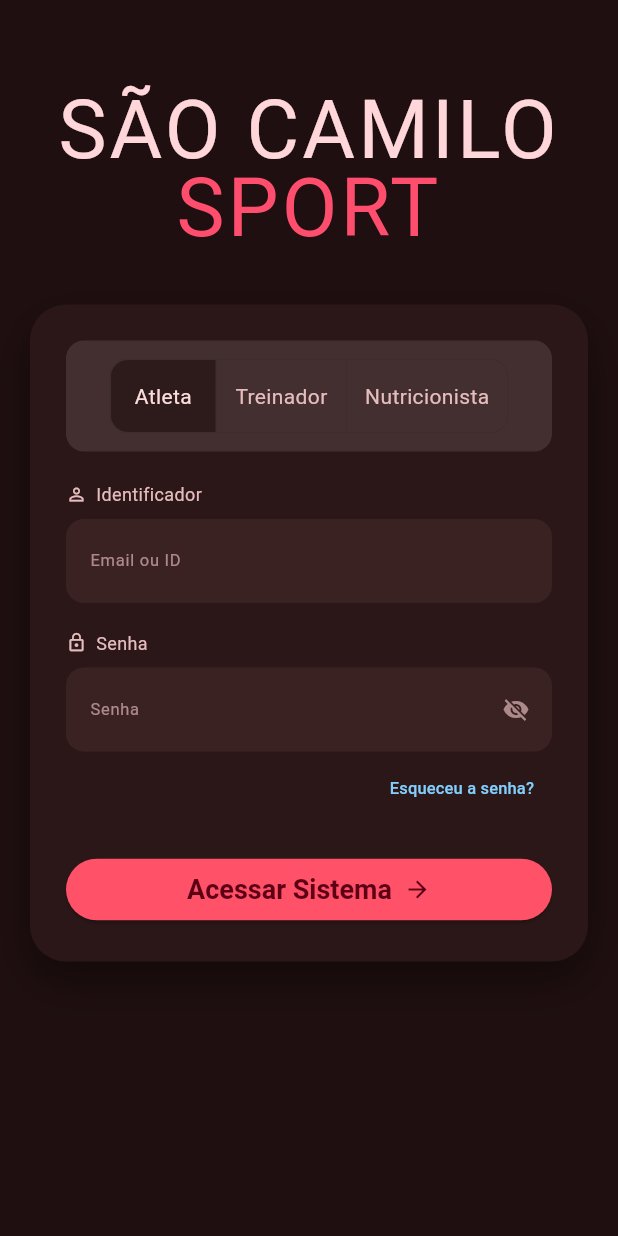
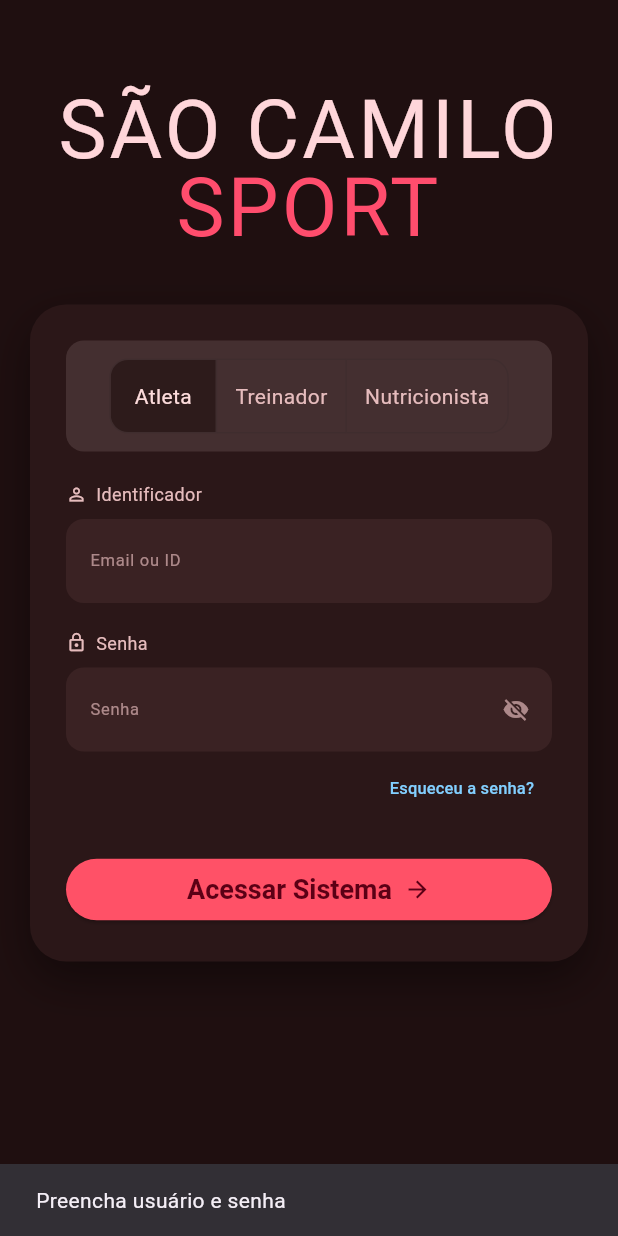
Before and after one commit to phrosner/app-hidratacao-atletas, a Flutter app: the screen it shows after launch, after a tap on "Acessar Sistema", on a phone screen of 412 x 824 dp. Run offline on Flutter 3.47's test engine with Material 3 defaults, Android fonts, the phone set to English and light mode, and no system bars; Roboto replaces fonts that are missing (Bebas Neue).

Commit message:
Login funcional (sem BD)

```diff
--- a/lib/Botoes/BotaoClass.dart
+++ b/lib/Botoes/BotaoClass.dart
@@ -57,7 +57,10 @@ class _BotaoToggleState extends State<BotaoToggle> {
 }
 
 class BotaoElevated extends StatefulWidget {
-  const BotaoElevated({super.key});
+  final VoidCallback? onPressed;
+  final bool carregando;
+
+  const BotaoElevated({super.key, this.onPressed, this.carregando = false});
 
   @override
   State<BotaoElevated> createState() => _BotaoElevatedState();
@@ -68,20 +71,28 @@ class _BotaoElevatedState extends State<BotaoElevated> {
   Widget build(BuildContext context) {
     return Center(
       child: ElevatedButton(
-        onPressed: () {},
+        onPressed: widget.onPressed,
         style: ElevatedButton.styleFrom(
           backgroundColor: const Color(0xFFFF5167),
           foregroundColor: const Color(0xFF5B0015),
           padding: const EdgeInsets.symmetric(horizontal: 32, vertical: 10),
           textStyle: const TextStyle(fontSize: 18, fontWeight: FontWeight.bold),
         ),
-        child: const Row(
+        child: Row(
           mainAxisAlignment:
               MainAxisAlignment.center, //centraliza o texto e o ícone
           children: [
-            Text("Acessar Sistema"),
-            SizedBox(width: 8),
-            Icon(Icons.arrow_forward),
+            if (widget.carregando) ...[
+              const SizedBox(
+                width: 18,
+                height: 18,
+                child: CircularProgressIndicator(strokeWidth: 2),
+              ),
+              const SizedBox(width: 8),
+            ],
+            const Text("Acessar Sistema"),
+            const SizedBox(width: 8),
+            const Icon(Icons.arrow_forward),
           ],
         ),
       ),
--- a/lib/Telas/Telalogin.dart
+++ b/lib/Telas/Telalogin.dart
@@ -1,4 +1,7 @@
 import 'package:flutter/material.dart';
+import 'package:flutter/foundation.dart';
+import 'package:http/http.dart' as http;
+import 'dart:convert';
 import 'package:hidratrack/Botoes/BotaoClass.dart';
 
 class Telalogin extends StatefulWidget {
@@ -10,6 +13,79 @@ class Telalogin extends StatefulWidget {
 
 class _TelaloginState extends State<Telalogin> {
   bool mostrarSenha = false;
+  bool carregandoLogin = false;
+  final TextEditingController usuarioController = TextEditingController();
+  final TextEditingController senhaController = TextEditingController();
+
+  @override
+  void dispose() {
+    usuarioController.dispose();
+    senhaController.dispose();
+    super.dispose();
+  }
+
+  String getApiBaseUrl() {
+    if (kIsWeb) {
+      return 'http://localhost:8080';
+    }
+    if (defaultTargetPlatform == TargetPlatform.android) {
+      return 'http://10.0.2.2:8080';
+    }
+    return 'http://localhost:8080';
+  }
+
+  Future<void> fazerLogin() async {
+    final usuario = usuarioController.text.trim();
+    final senha = senhaController.text.trim();
+
+    if (usuario.isEmpty || senha.isEmpty) {
+      ScaffoldMessenger.of(context).showSnackBar(
+        const SnackBar(content: Text('Preencha usuário e senha')),
+      );
+      return;
+    }
+
+    setState(() {
+      carregandoLogin = true;
+    });
+
+    try {
+      final response = await http.post(
+        Uri.parse('${getApiBaseUrl()}/api/auth/login'),
+        headers: {'Content-Type': 'application/json'},
+        body: jsonEncode({'usuario': usuario, 'senha': senha}),
+      );
+
+      if (!mounted) return;
+
+      if (response.statusCode == 200) {
+        ScaffoldMessenger.of(context).showSnackBar(
+          const SnackBar(content: Text('Login bem sucedido')),
+        );
+      } else if (response.statusCode == 401) {
+        ScaffoldMessenger.of(context).showSnackBar(
+          const SnackBar(content: Text('Login inválido')),
+        );
+      } else {
+        ScaffoldMessenger.of(context).showSnackBar(
+          SnackBar(content: Text('Erro no login: ${response.statusCode}')),
+        );
+      }
+    } catch (_) {
+      if (!mounted) return;
+      ScaffoldMessenger.of(context).showSnackBar(
+        const SnackBar(
+          content: Text('Não foi possível conectar ao backend em localhost:8080'),
+        ),
+      );
+    } finally {
+      if (mounted) {
+        setState(() {
+          carregandoLogin = false;
+        });
+      }
+    }
+  }
 
   @override
   Widget build(BuildContext context) {
@@ -111,6 +187,7 @@ class _TelaloginState extends State<Telalogin> {
                           const SizedBox(height: 8),
 
                           TextFormField(
+                            controller: usuarioController,
                             style: const TextStyle(color: Colors.white),
                             decoration: InputDecoration(
                               filled: true,
@@ -158,6 +235,7 @@ class _TelaloginState extends State<Telalogin> {
 
                           // ===== INPUT SENHA =====
                           TextFormField(
+                            controller: senhaController,
                             obscureText: !mostrarSenha,
                             style: const TextStyle(color: Colors.white),
                             decoration: InputDecoration(
@@ -213,7 +291,10 @@ class _TelaloginState extends State<Telalogin> {
                           const SizedBox(height: 20),
 
                           // ===== BOTÃO LOGIN =====
-                          const BotaoElevated(),
+                          BotaoElevated(
+                            onPressed: carregandoLogin ? null : fazerLogin,
+                            carregando: carregandoLogin,
+                          ),
                         ],
                       ),
                     ),
--- a/pubspec.yaml
+++ b/pubspec.yaml
@@ -34,6 +34,7 @@ dependencies:
   # The following adds the Cupertino Icons font to your application.
   # Use with the CupertinoIcons class for iOS style icons.
   cupertino_icons: ^1.0.8
+  http: ^1.5.0
 
 dev_dependencies:
   flutter_test:
```
Also changed, not shown: pubspec.lock, 3 other files.
